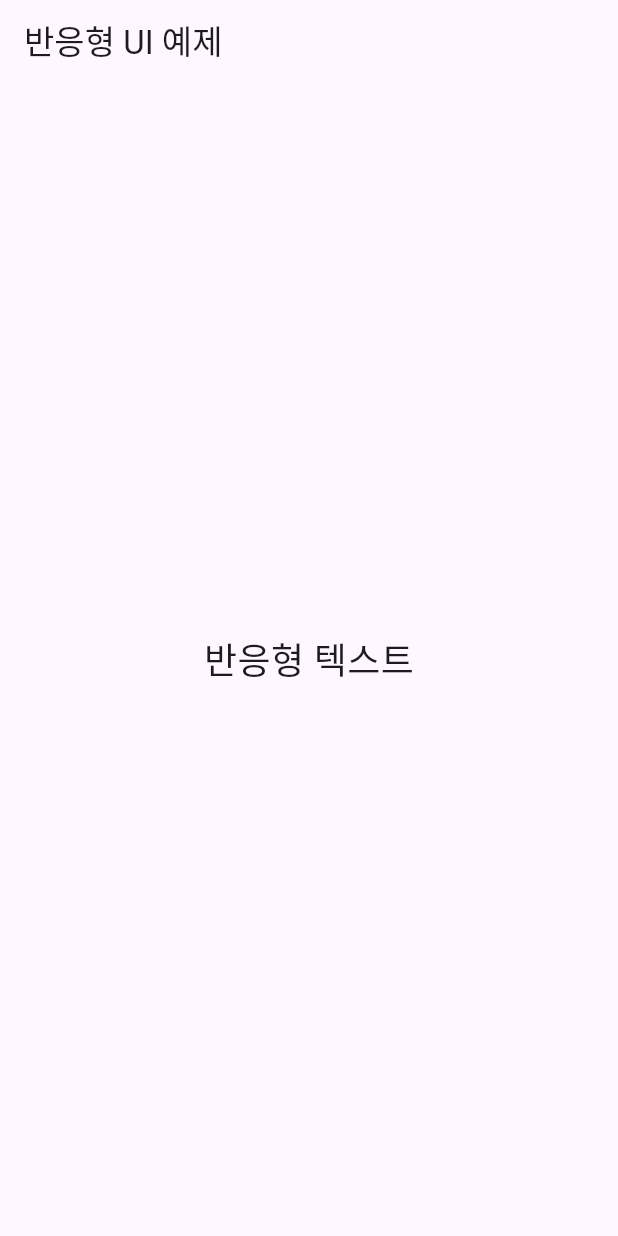
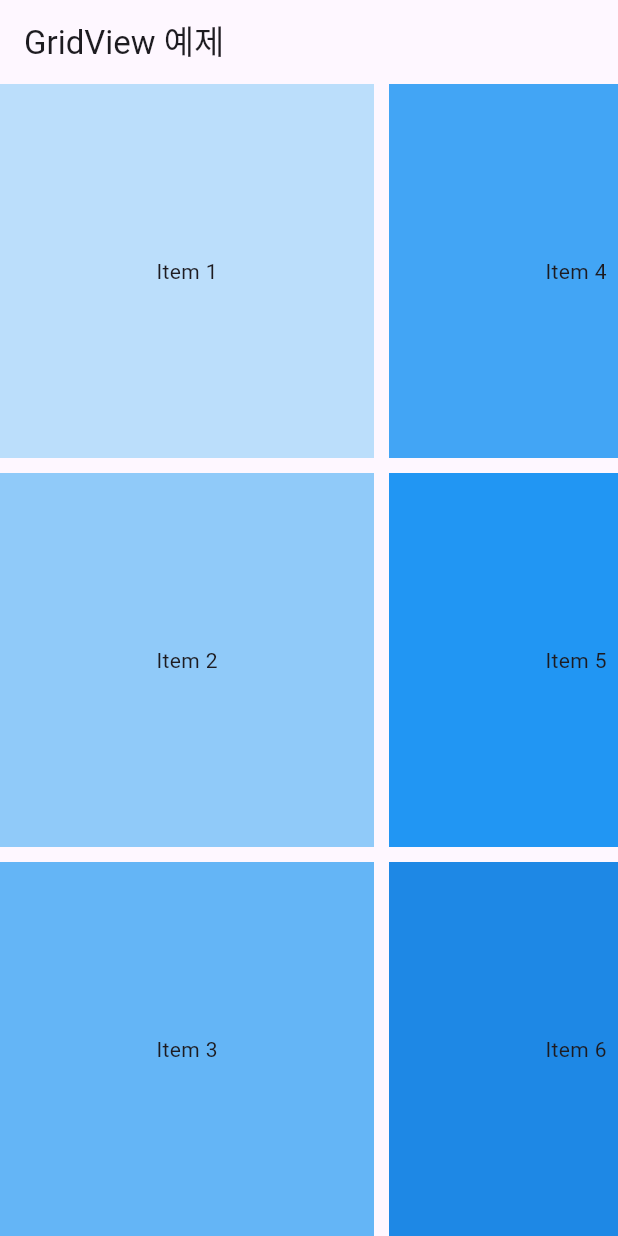
Before and after one commit to Youngmin322/Flutter-Study, a Flutter app: the screen it shows after launch, on a phone screen of 412 x 824 dp. Run offline on Flutter 3.47's test engine with Material 3 defaults, Android fonts, the phone set to English and light mode, and no system bars.

Commit message:
그리드 뷰, 리스트 뷰 예제

```diff
--- /dev/null
+++ b/04-Layout/layout_demo/lib/grid_screen.dart
@@ -0,0 +1,40 @@
+import 'package:flutter/material.dart';
+
+class GridScreen extends StatelessWidget {
+  GridScreen({super.key});
+
+  final List<String> items = List.generate(100, (index) => 'Item ${index + 1}');
+  final ScrollController _scrollController = ScrollController();
+
+  @override
+  Widget build(BuildContext context) {
+    return MaterialApp(
+      home: Scaffold(
+        appBar: AppBar(title: const Text('GridView 예제')),
+        // Scrollbar 추가: GridView가 화면을 벗어날 때 스크롤바 표시
+        body: Scrollbar(
+          // 가로 스크롤바를 표시하기 위한 설정
+          controller: _scrollController,
+          child: GridView.builder(
+            scrollDirection: Axis.horizontal,
+            controller: _scrollController,
+            gridDelegate: SliverGridDelegateWithFixedCrossAxisCount(
+              crossAxisCount: 3,
+              crossAxisSpacing: 10,
+              mainAxisSpacing: 10,
+            ),
+            itemCount: items.length,
+            itemBuilder: (context, index) {
+              var item = items[index];
+              return Container(
+                // 색상을 인덱스에 따라 다르게 지정: 100씩 증가 [100, 200, ..., 900]
+                color: Colors.blue[100 * ((index % 9) + 1)],
+                child: Center(child: Text(item)),
+              );
+            },
+          ),
+        ),
+      ),
+    );
+  }
+}
--- /dev/null
+++ b/04-Layout/layout_demo/lib/list_screen.dart
@@ -0,0 +1,22 @@
+import 'package:flutter/material.dart';
+
+class ListScreen extends StatelessWidget {
+  ListScreen({super.key});
+
+  final List<String> items = List.generate(20, (index) => 'Item ${index + 1}');
+
+  @override
+  Widget build(BuildContext context) {
+    return MaterialApp(
+      home: Scaffold(
+        appBar: AppBar(title: const Text('ListView 예제')),
+        body: ListView.builder(
+          itemCount: items.length,
+          itemBuilder: (context, index) {
+            return ListTile(title: Text(items[index]));
+          },
+        ),
+      ),
+    );
+  }
+}
```
Also changed, not shown: 04-Layout/layout_demo/lib/main.dart (+28 -2 lines), 1 other file.
